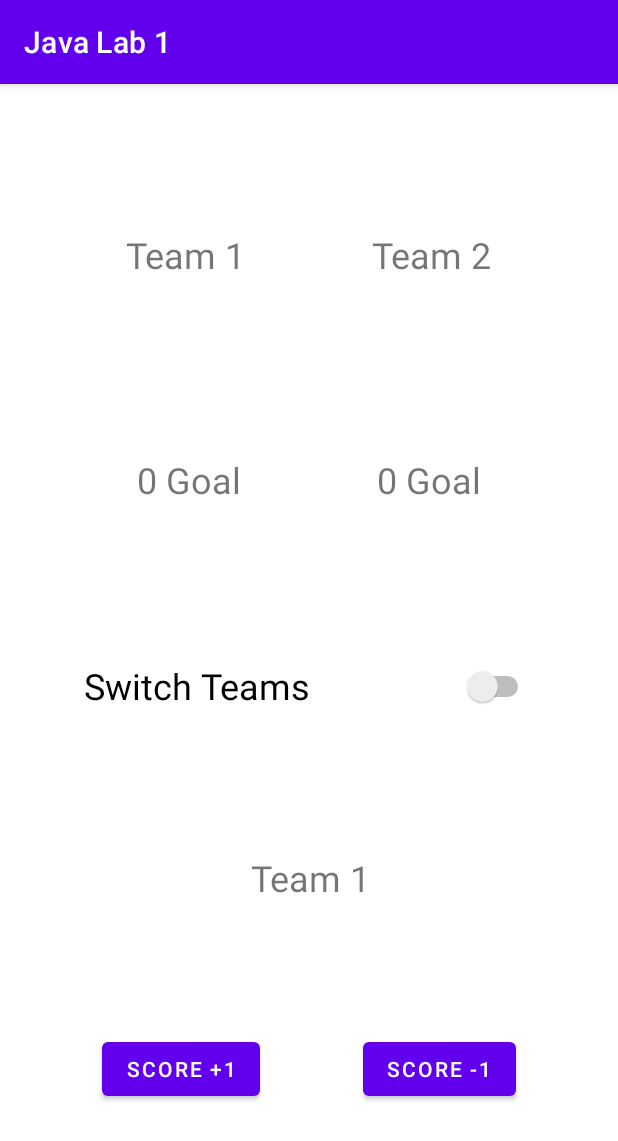
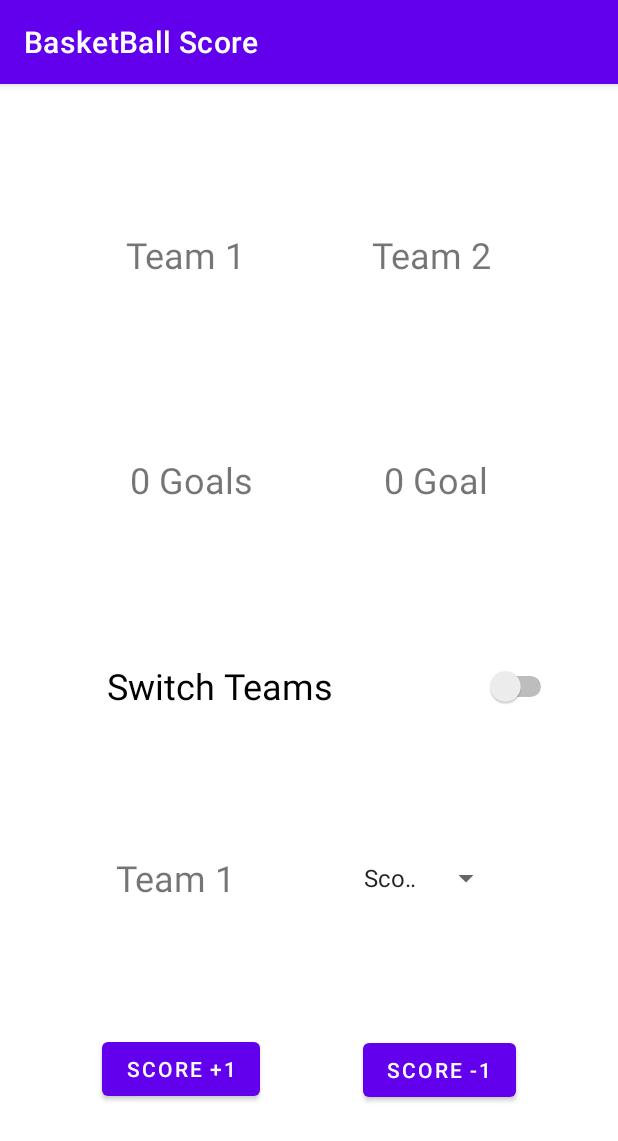
Before and after one commit to sanjimsb/JAV1001-ScoreKeeper, an Android app: the screen it shows after launch (MainActivity), after a tap on "SCORE -1", on a phone screen of 412 x 824 dp. Shown: the top 1141 px of the screen. Run offline under Robolectric (Android 15) with nearby library versions, the phone set to English and light mode, and no system bars; 2 other taps on this screen came first.

Commit message:
add functionality and fixes

```diff
--- a/app/src/main/AndroidManifest.xml
+++ b/app/src/main/AndroidManifest.xml
@@ -5,7 +5,7 @@
     <application
         android:allowBackup="true"
         android:icon="@mipmap/ic_launcher"
-        android:label="@string/app_name"
+        android:label="BasketBall Score"
         android:roundIcon="@mipmap/ic_launcher_round"
         android:supportsRtl="true"
         android:theme="@style/Theme.JavaLab1">
--- a/app/src/main/java/com/example/javalab1/MainActivity.java
+++ b/app/src/main/java/com/example/javalab1/MainActivity.java
@@ -4,19 +4,24 @@ import androidx.appcompat.app.AppCompatActivity;
 
 import android.os.Bundle;
 import android.view.View;
+import android.widget.AdapterView;
+import android.widget.ArrayAdapter;
 import android.widget.Button;
 import android.widget.CompoundButton;
+import android.widget.Spinner;
 import android.widget.Switch;
 import android.widget.TextView;
+import android.widget.Toast;
 import android.widget.ToggleButton;
 
-public class MainActivity extends AppCompatActivity implements View.OnClickListener {
+public class MainActivity extends AppCompatActivity implements View.OnClickListener, AdapterView.OnItemSelectedListener {
     Switch switchButton;
     TextView teamName;
     TextView teamFirstScore;
     TextView teamSecondScore;
     Button plusScore;
     Button minusScore;
+    Spinner getSpinner;
 
     @Override
     protected void onCreate(Bundle savedInstanceState) {
@@ -28,6 +33,12 @@ public class MainActivity extends AppCompatActivity implements View.OnClickListe
         teamSecondScore = findViewById(R.id.team2Score);
         plusScore = findViewById(R.id.plusScore);
         minusScore = findViewById(R.id.minusScore);
+        getSpinner = findViewById(R.id.score_values);
+        ArrayAdapter<CharSequence> adapter = ArrayAdapter.createFromResource(this, R.array.score_values, android.R.layout.simple_spinner_item);
+        adapter.setDropDownViewResource(android.R.layout.simple_spinner_dropdown_item);
+        getSpinner.setAdapter(adapter);
+        getSpinner.setOnItemSelectedListener(this);
+
 
 
         switchButton.setOnCheckedChangeListener(new CompoundButton.OnCheckedChangeListener() {
@@ -51,32 +62,56 @@ public class MainActivity extends AppCompatActivity implements View.OnClickListe
     @Override
     public void onClick(View view) {
         int value = 0;
-        System.out.println(teamName.getText());
         switch (view.getId()){
             case R.id.plusScore:
-                    if(teamName.getText().toString() == "Team 1") {
+                    System.out.println("Team 1");
+                    if(teamName.getText().toString().equals("Team 1")) {
                         System.out.println("test");
                         value = Integer.parseInt(teamFirstScore.getText().toString().replaceAll("[^0-9]", ""));
                         System.out.println(value + " Goals");
                         value += 1;
                         teamFirstScore.setText(value + " Goals");
-                    } else if(teamName.getText().toString() == "Team 2") {
+                    } else if(teamName.getText().toString().equals("Team 2")) {
                         value = Integer.parseInt(teamSecondScore.getText().toString().replaceAll("[^0-9]", ""));
                         value += 1;
                         teamSecondScore.setText(value + " Goals");
                     }
                     break;
             case R.id.minusScore:
-                if(teamName.getText().toString() == "Team 1") {
+                if(teamName.getText().toString().equals("Team 1")) {
                     value = Integer.parseInt(teamFirstScore.getText().toString().replaceAll("[^0-9]", ""));
                     value -= 1;
+                    value = value < 0 ? 0 : value;
                     teamFirstScore.setText(value + " Goals");
-                }else if(teamName.getText().toString() == "Team 2") {
-                        value = Integer.parseInt(teamSecondScore.getText().toString().replaceAll("[^0-9]", ""));
-                        value -= 1;
-                        teamSecondScore.setText(value + " Goals");
-                    }
+                }else if(teamName.getText().toString().equals("Team 2")) {
+                    value = Integer.parseInt(teamSecondScore.getText().toString().replaceAll("[^0-9]", ""));
+                    value -= 1;
+                    value = value < 0 ? 0 : value;
+                    teamSecondScore.setText(value + " Goals");
+                }
                 break;
         }
     }
+
+    @Override
+    public void onItemSelected(AdapterView<?> adapterView, View view, int i, long l) {
+        String getScore = adapterView.getItemAtPosition(i).toString();
+        if(getScore.equals("Score")) return;
+        int value = 0;
+        int increaseScoreBy = Integer.parseInt(getScore);
+        if(teamName.getText().toString().equals("Team 1")) {
+            value = Integer.parseInt(teamFirstScore.getText().toString().replaceAll("[^0-9]", ""));
+            value += increaseScoreBy;
+            teamFirstScore.setText(value + " Goals");
+        } else if(teamName.getText().toString().equals("Team 2")) {
+            value = Integer.parseInt(teamSecondScore.getText().toString().replaceAll("[^0-9]", ""));
+            value += increaseScoreBy;
+            teamSecondScore.setText(value + " Goals");
+        }
+    }
+
+    @Override
+    public void onNothingSelected(AdapterView<?> adapterView) {
+
+    }
 }
--- a/app/src/main/res/layout/activity_main.xml
+++ b/app/src/main/res/layout/activity_main.xml
@@ -5,6 +5,32 @@
     android:layout_width="match_parent"
     android:layout_height="match_parent"
     tools:context=".MainActivity">
+
+    <Spinner
+        android:id="@+id/score_values"
+        android:layout_width="100dp"
+        android:layout_height="wrap_content"
+        app:layout_constraintBottom_toTopOf="@+id/minusScore"
+        app:layout_constraintEnd_toEndOf="parent"
+        app:layout_constraintHorizontal_bias="0.5"
+        app:layout_constraintStart_toEndOf="@+id/selectedTeamName"
+        app:layout_constraintTop_toBottomOf="@+id/switch1" />
+
+    <TextView
+        android:id="@+id/team2Score"
+        android:layout_width="wrap_content"
+        android:layout_height="wrap_content"
+        android:layout_marginTop="10dp"
+        android:paddingTop="10dp"
+        android:paddingBottom="10dp"
+        android:text="0 Goal"
+        android:textColorLink="#000000"
+        android:textSize="24sp"
+        app:layout_constraintBottom_toTopOf="@+id/switch1"
+        app:layout_constraintEnd_toEndOf="parent"
+        app:layout_constraintHorizontal_bias="0.5"
+        app:layout_constraintStart_toEndOf="@+id/team1Score"
+        app:layout_constraintTop_toBottomOf="@+id/textView12" />
 
     <Button
         android:id="@+id/plusScore"
@@ -16,6 +42,45 @@
         app:layout_constraintHorizontal_bias="0.5"
         app:layout_constraintStart_toStartOf="parent"
         app:layout_constraintTop_toBottomOf="@+id/selectedTeamName" />
+
+    <Button
+        android:id="@+id/minusScore"
+        android:layout_width="wrap_content"
+        android:layout_height="wrap_content"
+        android:text="Score -1"
+        app:layout_constraintBottom_toBottomOf="parent"
+        app:layout_constraintEnd_toEndOf="parent"
+        app:layout_constraintHorizontal_bias="0.5"
+        app:layout_constraintStart_toEndOf="@+id/plusScore"
+        app:layout_constraintTop_toBottomOf="@+id/selectedTeamName"
+        app:layout_constraintVertical_bias="0.503" />
+
+    <TextView
+        android:id="@+id/textView12"
+        android:layout_width="wrap_content"
+        android:layout_height="wrap_content"
+        android:paddingTop="10dp"
+        android:paddingBottom="10dp"
+        android:text="Team 2"
+        android:textColorLink="#000000"
+        android:textSize="24sp"
+        app:layout_constraintBottom_toTopOf="@+id/team2Score"
+        app:layout_constraintEnd_toEndOf="parent"
+        app:layout_constraintHorizontal_bias="0.5"
+        app:layout_constraintStart_toEndOf="@+id/textView11"
+        app:layout_constraintTop_toTopOf="parent" />
+
+    <Switch
+        android:id="@+id/switch1"
+        android:layout_width="300dp"
+        android:layout_height="48dp"
+        android:text="Switch Teams"
+        android:textSize="24sp"
+        app:layout_constraintBottom_toTopOf="@+id/selectedTeamName"
+        app:layout_constraintEnd_toEndOf="parent"
+        app:layout_constraintHorizontal_bias="0.639"
+        app:layout_constraintStart_toStartOf="parent"
+        app:layout_constraintTop_toBottomOf="@+id/team1Score" />
 
     <TextView
         android:id="@+id/textView11"
@@ -49,49 +114,6 @@
         app:layout_constraintTop_toBottomOf="@+id/textView11" />
 
     <TextView
-        android:id="@+id/team2Score"
-        android:layout_width="wrap_content"
-        android:layout_height="wrap_content"
-        android:layout_marginTop="10dp"
-        android:paddingTop="10dp"
-        android:paddingBottom="10dp"
-        android:text="0 Goal"
-        android:textColorLink="#000000"
-        android:textSize="24sp"
-        app:layout_constraintBottom_toTopOf="@+id/switch1"
-        app:layout_constraintEnd_toEndOf="parent"
-        app:layout_constraintHorizontal_bias="0.5"
-        app:layout_constraintStart_toEndOf="@+id/team1Score"
-        app:layout_constraintTop_toBottomOf="@+id/textView12" />
-
-    <TextView
-        android:id="@+id/textView12"
-        android:layout_width="wrap_content"
-        android:layout_height="wrap_content"
-        android:paddingTop="10dp"
-        android:paddingBottom="10dp"
-        android:text="Team 2"
-        android:textColorLink="#000000"
-        android:textSize="24sp"
-        app:layout_constraintBottom_toTopOf="@+id/team2Score"
-        app:layout_constraintEnd_toEndOf="parent"
-        app:layout_constraintHorizontal_bias="0.5"
-        app:layout_constraintStart_toEndOf="@+id/textView11"
-        app:layout_constraintTop_toTopOf="parent" />
-
-    <Switch
-        android:id="@+id/switch1"
-        android:layout_width="300dp"
-        android:layout_height="48dp"
-        android:text="Switch Teams"
-        android:textSize="24sp"
-        app:layout_constraintBottom_toTopOf="@+id/selectedTeamName"
-        app:layout_constraintEnd_toEndOf="parent"
-        app:layout_constraintHorizontal_bias="0.5"
-        app:layout_constraintStart_toStartOf="parent"
-        app:layout_constraintTop_toBottomOf="@+id/team1Score" />
-
-    <TextView
         android:id="@+id/selectedTeamName"
         android:layout_width="wrap_content"
         android:layout_height="wrap_content"
@@ -99,19 +121,9 @@
         android:textSize="24sp"
         app:layout_constraintBottom_toTopOf="@+id/plusScore"
         app:layout_constraintEnd_toEndOf="parent"
-        app:layout_constraintHorizontal_bias="0.505"
+        app:layout_constraintEnd_toStartOf="@+id/score_values"
+        app:layout_constraintHorizontal_bias="0.5"
         app:layout_constraintStart_toStartOf="parent"
         app:layout_constraintTop_toBottomOf="@+id/switch1" />
 
-    <Button
-        android:id="@+id/minusScore"
-        android:layout_width="wrap_content"
-        android:layout_height="wrap_content"
-        android:text="Score -1"
-        app:layout_constraintBottom_toBottomOf="parent"
-        app:layout_constraintEnd_toEndOf="parent"
-        app:layout_constraintHorizontal_bias="0.5"
-        app:layout_constraintStart_toEndOf="@+id/plusScore"
-        app:layout_constraintTop_toBottomOf="@+id/selectedTeamName" />
-
 </androidx.constraintlayout.widget.ConstraintLayout>
--- a/app/src/main/res/values/strings.xml
+++ b/app/src/main/res/values/strings.xml
@@ -4,4 +4,10 @@
     <string name="scoreteam1">Score</string>
     <string name="scoreteam2">Score</string>
     <string name="team_2">Team 2</string>
+    <string-array name="score_values">
+        <item>Score</item>
+        <item>1</item>
+        <item>2</item>
+        <item>3</item>
+    </string-array>
 </resources>
```
